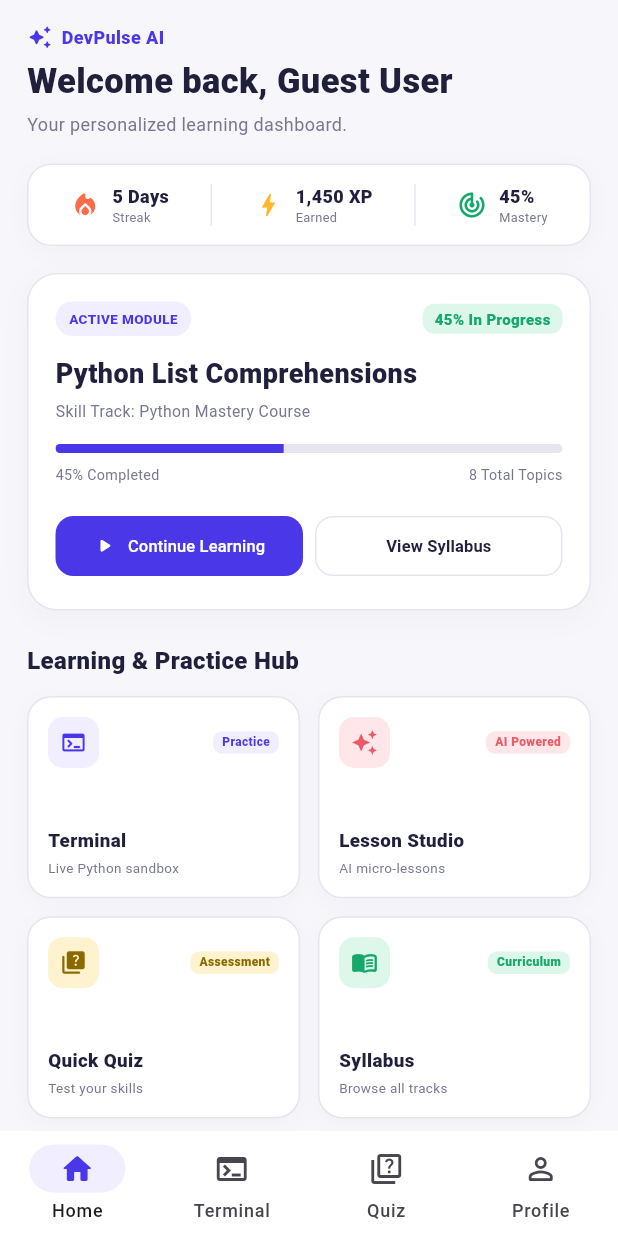
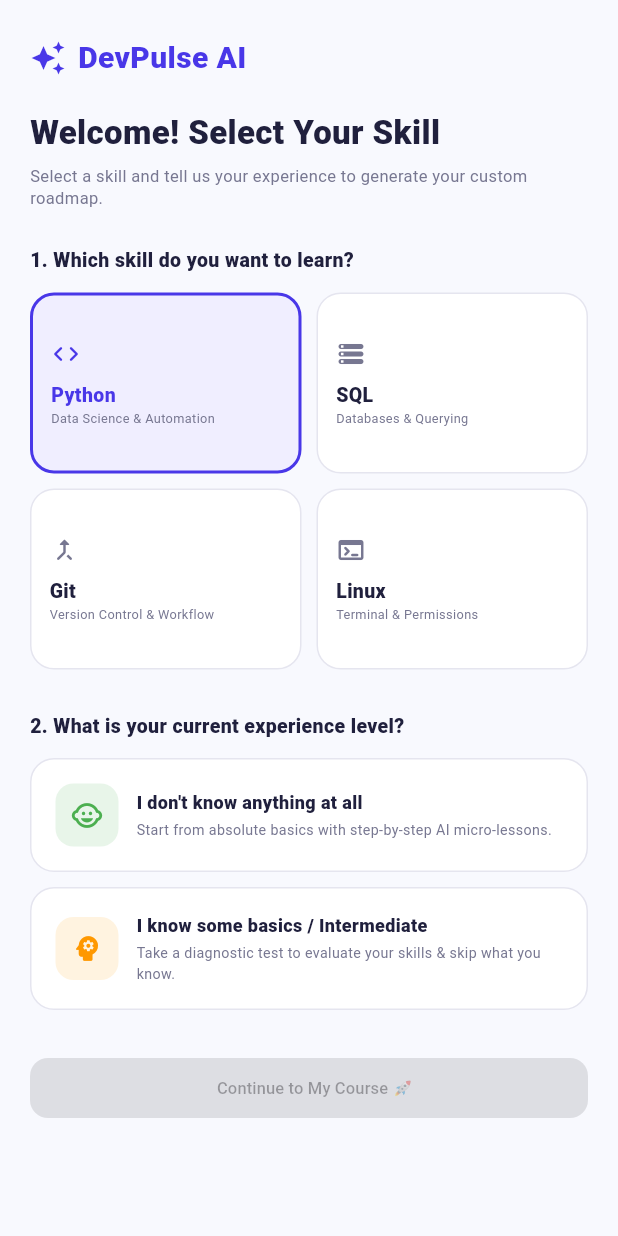
Before and after one commit to Sid-Dan06/SIH26, a Flutter app: the SignUpScreen screen opened directly, after a tap on "Create Account", after a tap on "Continue as Guest (No login required)", on a phone screen of 412 x 824 dp. Run offline on Flutter 3.47's test engine with Material 3 defaults, Android fonts, the phone set to English and light mode, and no system bars; our stand-ins replace firebase_auth, firebase_core; accounts and stored records are empty; network calls fail; Roboto replaces fonts that are missing (Arial).

Commit message:
Save onboarding screen and authentication routing

```diff
--- a/frontend/lib/main.dart
+++ b/frontend/lib/main.dart
@@ -33,7 +33,9 @@ class AdaptiveIntelligenceApp extends StatelessWidget {
       title: 'DevPulse AI',
       theme: AppTheme.lightTheme,
       scrollBehavior: const AppScrollBehavior(),
-      home: AuthService.isAuthenticated ? const AppShell() : const LoginScreen(),
+      // 🌟 Returning users go straight to AppShell (HomeScreen)! New signups get OnboardingScreen!
+      home:
+          AuthService.isAuthenticated ? const AppShell() : const LoginScreen(),
     );
   }
 }
--- /dev/null
+++ b/frontend/lib/screens/onboarding_screen.dart
@@ -0,0 +1,326 @@
+import 'package:flutter/material.dart';
+import '../theme/app_theme.dart';
+import '../widgets/primary_button.dart';
+import '../main.dart';
+import 'syllabus_screen.dart';
+import 'quiz_screen.dart';
+
+class OnboardingScreen extends StatefulWidget {
+  const OnboardingScreen({super.key});
+
+  @override
+  State<OnboardingScreen> createState() => _OnboardingScreenState();
+}
+
+class _OnboardingScreenState extends State<OnboardingScreen> {
+  String selectedSkill = 'Python';
+  int selectedOption =
+      -1; // 0 = Option A (Beginner), 1 = Option B (Know Basics)
+
+  final skills = [
+    {
+      'name': 'Python',
+      'icon': Icons.code_rounded,
+      'desc': 'Data Science & Automation'
+    },
+    {
+      'name': 'SQL',
+      'icon': Icons.storage_rounded,
+      'desc': 'Databases & Querying'
+    },
+    {
+      'name': 'Git',
+      'icon': Icons.merge_type_rounded,
+      'desc': 'Version Control & Workflow'
+    },
+    {
+      'name': 'Linux',
+      'icon': Icons.terminal_rounded,
+      'desc': 'Terminal & Permissions'
+    },
+  ];
+
+  void proceedToNextStep() {
+    if (selectedOption == 0) {
+      // 🔴 Option A: Don't know anything -> Open Syllabus at Lesson #1
+      Navigator.pushAndRemoveUntil(
+        context,
+        MaterialPageRoute(
+          builder: (_) => Scaffold(
+            body: SafeArea(
+              child: SyllabusScreen(expandedSkill: selectedSkill),
+            ),
+          ),
+        ),
+        (route) => false,
+      );
+    } else if (selectedOption == 1) {
+      // 🟡 Option B: Know some basics -> Open Diagnostic Quiz
+      Navigator.pushAndRemoveUntil(
+        context,
+        MaterialPageRoute(
+          builder: (_) => const Scaffold(
+            body: SafeArea(
+              child: QuizScreen(),
+            ),
+          ),
+        ),
+        (route) => false,
+      );
+    }
+  }
+
+  @override
+  Widget build(BuildContext context) {
+    return Scaffold(
+      backgroundColor: const Color(0xFFF8F9FE),
+      body: SafeArea(
+        child: SingleChildScrollView(
+          padding: const EdgeInsets.fromLTRB(20, 24, 20, 32),
+          child: Column(
+            crossAxisAlignment: CrossAxisAlignment.start,
+            children: [
+              // Header
+              const Row(
+                children: [
+                  Icon(Icons.auto_awesome, color: AppColors.purple, size: 24),
+                  SizedBox(width: 8),
+                  Text(
+                    'DevPulse AI',
+                    style: TextStyle(
+                      fontSize: 20,
+                      fontWeight: FontWeight.w900,
+                      color: AppColors.purple,
+                    ),
+                  ),
+                ],
+              ),
+              const SizedBox(height: 20),
+              const Text(
+                'Welcome! Select Your Skill',
+                style: TextStyle(
+                  fontSize: 22,
+                  fontWeight: FontWeight.w900,
+                  color: AppColors.text,
+                ),
+              ),
+              const SizedBox(height: 6),
+              const Text(
+                'Select a skill and tell us your experience to generate your custom roadmap.',
+                style: TextStyle(
+                    fontSize: 11, color: AppColors.muted, height: 1.4),
+              ),
+
+              const SizedBox(height: 24),
+
+              // Step 1: Select Skill
+              const Text(
+                '1. Which skill do you want to learn?',
+                style: TextStyle(
+                    fontSize: 13,
+                    fontWeight: FontWeight.w800,
+                    color: AppColors.text),
+              ),
+              const SizedBox(height: 12),
+              GridView.builder(
+                shrinkWrap: true,
+                physics: const NeverScrollableScrollPhysics(),
+                gridDelegate: const SliverGridDelegateWithFixedCrossAxisCount(
+                  crossAxisCount: 2,
+                  childAspectRatio: 1.5,
+                  crossAxisSpacing: 10,
+                  mainAxisSpacing: 10,
+                ),
+                itemCount: skills.length,
+                itemBuilder: (context, i) {
+                  final item = skills[i];
+                  final isSelected = selectedSkill == item['name'];
+                  return InkWell(
+                    onTap: () =>
+                        setState(() => selectedSkill = item['name'] as String),
+                    borderRadius: BorderRadius.circular(16),
+                    child: Container(
+                      padding: const EdgeInsets.all(12),
+                      decoration: BoxDecoration(
+                        color: isSelected ? AppColors.lavender : Colors.white,
+                        borderRadius: BorderRadius.circular(16),
+                        border: Border.all(
+                          color:
+                              isSelected ? AppColors.purple : AppColors.border,
+                          width: isSelected ? 2 : 1,
+                        ),
+                      ),
+                      child: Column(
+                        crossAxisAlignment: CrossAxisAlignment.start,
+                        mainAxisAlignment: MainAxisAlignment.center,
+                        children: [
+                          Icon(
+                            item['icon'] as IconData,
+                            color:
+                                isSelected ? AppColors.purple : AppColors.muted,
+                            size: 20,
+                          ),
+                          const SizedBox(height: 8),
+                          Text(
+                            item['name'] as String,
+                            style: TextStyle(
+                              fontSize: 13,
+                              fontWeight: FontWeight.w800,
+                              color: isSelected
+                                  ? AppColors.purple
+                                  : AppColors.text,
+                            ),
+                          ),
+                          Text(
+                            item['desc'] as String,
+                            style: const TextStyle(
+                                fontSize: 8.5, color: AppColors.muted),
+                            maxLines: 1,
+                            overflow: TextOverflow.ellipsis,
+                          ),
+                        ],
+                      ),
+                    ),
+                  );
+                },
+              ),
+
+              const SizedBox(height: 28),
+
+              // Step 2: Select Level
+              const Text(
+                '2. What is your current experience level?',
+                style: TextStyle(
+                    fontSize: 13,
+                    fontWeight: FontWeight.w800,
+                    color: AppColors.text),
+              ),
+              const SizedBox(height: 12),
+
+              // Option A Card
+              InkWell(
+                onTap: () => setState(() => selectedOption = 0),
+                borderRadius: BorderRadius.circular(16),
+                child: Container(
+                  padding: const EdgeInsets.all(16),
+                  decoration: BoxDecoration(
+                    color:
+                        selectedOption == 0 ? AppColors.lavender : Colors.white,
+                    borderRadius: BorderRadius.circular(16),
+                    border: Border.all(
+                      color: selectedOption == 0
+                          ? AppColors.purple
+                          : AppColors.border,
+                      width: selectedOption == 0 ? 2 : 1,
+                    ),
+                  ),
+                  child: Row(
+                    children: [
+                      Container(
+                        padding: const EdgeInsets.all(10),
+                        decoration: BoxDecoration(
+                          color: const Color(0xFFE8F5E9),
+                          borderRadius: BorderRadius.circular(12),
+                        ),
+                        child: const Icon(Icons.child_care_rounded,
+                            color: Colors.green, size: 22),
+                      ),
+                      const SizedBox(width: 12),
+                      const Expanded(
+                        child: Column(
+                          crossAxisAlignment: CrossAxisAlignment.start,
+                          children: [
+                            Text(
+                              "I don't know anything at all",
+                              style: TextStyle(
+                                  fontSize: 12,
+                                  fontWeight: FontWeight.w800,
+                                  color: AppColors.text),
+                            ),
+                            SizedBox(height: 3),
+                            Text(
+                              'Start from absolute basics with step-by-step AI micro-lessons.',
+                              style: TextStyle(
+                                  fontSize: 9.5, color: AppColors.muted),
+                            ),
+                          ],
+                        ),
+                      ),
+                    ],
+                  ),
+                ),
+              ),
+
+              const SizedBox(height: 10),
+
+              // Option B Card
+              InkWell(
+                onTap: () => setState(() => selectedOption = 1),
+                borderRadius: BorderRadius.circular(16),
+                child: Container(
+                  padding: const EdgeInsets.all(16),
+                  decoration: BoxDecoration(
+                    color:
+                        selectedOption == 1 ? AppColors.lavender : Colors.white,
+                    borderRadius: BorderRadius.circular(16),
+                    border: Border.all(
+                      color: selectedOption == 1
+                          ? AppColors.purple
+                          : AppColors.border,
+                      width: selectedOption == 1 ? 2 : 1,
+                    ),
+                  ),
+                  child: Row(
+                    children: [
+                      Container(
+                        padding: const EdgeInsets.all(10),
+                        decoration: BoxDecoration(
+                          color: const Color(0xFFFFF3E0),
+                          borderRadius: BorderRadius.circular(12),
+                        ),
+                        child: const Icon(Icons.psychology_rounded,
+                            color: Colors.orange, size: 22),
+                      ),
+                      const SizedBox(width: 12),
+                      const Expanded(
+                        child: Column(
+                          crossAxisAlignment: CrossAxisAlignment.start,
+                          children: [
+                            Text(
+                              "I know some basics / Intermediate",
+                              style: TextStyle(
+                                  fontSize: 12,
+                                  fontWeight: FontWeight.w800,
+                                  color: AppColors.text),
+                            ),
+                            SizedBox(height: 3),
+                            Text(
+                              'Take a diagnostic test to evaluate your skills & skip what you know.',
+                              style: TextStyle(
+                                  fontSize: 9.5, color: AppColors.muted),
+                            ),
+                          ],
+                        ),
+                      ),
+                    ],
+                  ),
+                ),
+              ),
+
+              const SizedBox(height: 32),
+
+              // Proceed Button
+              SizedBox(
+                width: double.infinity,
+                child: PrimaryButton(
+                  text: 'Continue to My Course 🚀',
+                  onPressed: selectedOption < 0 ? null : proceedToNextStep,
+                ),
+              ),
+            ],
+          ),
+        ),
+      ),
+    );
+  }
+}
--- a/frontend/lib/screens/signup_screen.dart
+++ b/frontend/lib/screens/signup_screen.dart
@@ -3,6 +3,7 @@ import '../services/auth_service.dart';
 import '../theme/app_theme.dart';
 import '../widgets/primary_button.dart';
 import '../main.dart';
+import 'onboarding_screen.dart';
 
 class SignUpScreen extends StatefulWidget {
   const SignUpScreen({super.key});
@@ -15,7 +16,8 @@ class _SignUpScreenState extends State<SignUpScreen> {
   final TextEditingController _usernameController = TextEditingController();
   final TextEditingController _emailController = TextEditingController();
   final TextEditingController _passwordController = TextEditingController();
-  final TextEditingController _confirmPasswordController = TextEditingController();
+  final TextEditingController _confirmPasswordController =
+      TextEditingController();
 
   bool _isLoading = false;
   bool _obscurePassword = true;
@@ -37,7 +39,10 @@ class _SignUpScreenState extends State<SignUpScreen> {
     final password = _passwordController.text;
     final confirmPassword = _confirmPasswordController.text;
 
-    if (username.isEmpty || email.isEmpty || password.isEmpty || confirmPassword.isEmpty) {
+    if (username.isEmpty ||
+        email.isEmpty ||
+        password.isEmpty ||
+        confirmPassword.isEmpty) {
       setState(() {
         _errorMessage = 'Please fill in all fields.';
       });
@@ -73,12 +78,13 @@ class _SignUpScreenState extends State<SignUpScreen> {
       if (result.success) {
         Navigator.pushAndRemoveUntil(
           context,
-          MaterialPageRoute(builder: (_) => const AppShell()),
+          MaterialPageRoute(builder: (_) => const OnboardingScreen()),
           (route) => false,
         );
       } else {
         setState(() {
-          _errorMessage = result.errorMessage ?? 'Registration failed. Please try again.';
+          _errorMessage =
+              result.errorMessage ?? 'Registration failed. Please try again.';
           _isLoading = false;
         });
       }
@@ -89,7 +95,7 @@ class _SignUpScreenState extends State<SignUpScreen> {
     AuthService.continueAsGuest();
     Navigator.pushAndRemoveUntil(
       context,
-      MaterialPageRoute(builder: (_) => const AppShell()),
+      MaterialPageRoute(builder: (_) => const OnboardingScreen()),
       (route) => false,
     );
   }
@@ -171,17 +177,21 @@ class _SignUpScreenState extends State<SignUpScreen> {
                       controller: _usernameController,
                       decoration: InputDecoration(
                         hintText: 'e.g. Jane Doe',
-                        hintStyle: const TextStyle(fontSize: 12, color: AppColors.muted),
-                        prefixIcon: const Icon(Icons.person_outline_rounded, size: 18, color: AppColors.muted),
+                        hintStyle: const TextStyle(
+                            fontSize: 12, color: AppColors.muted),
+                        prefixIcon: const Icon(Icons.person_outline_rounded,
+                            size: 18, color: AppColors.muted),
                         filled: true,
                         fillColor: AppColors.page,
-                        contentPadding: const EdgeInsets.symmetric(horizontal: 16, vertical: 14),
+                        contentPadding: const EdgeInsets.symmetric(
+                            horizontal: 16, vertical: 14),
                         border: OutlineInputBorder(
                           borderRadius: BorderRadius.circular(14),
                           borderSide: BorderSide.none,
                         ),
                       ),
-                      style: const TextStyle(fontSize: 12.5, color: AppColors.text),
+                      style: const TextStyle(
+                          fontSize: 12.5, color: AppColors.text),
                     ),
                     const SizedBox(height: 16),
 
@@ -201,17 +211,21 @@ class _SignUpScreenState extends State<SignUpScreen> {
                       keyboardType: TextInputType.emailAddress,
                       decoration: InputDecoration(
                         hintText: 'name@example.com',
-                        hintStyle: const TextStyle(fontSize: 12, color: AppColors.muted),
-                        prefixIcon: const Icon(Icons.email_outlined, size: 18, color: AppColors.muted),
+                        hintStyle: const TextStyle(
+                            fontSize: 12, color: AppColors.muted),
+                        prefixIcon: const Icon(Icons.email_outlined,
+                            size: 18, color: AppColors.muted),
                         filled: true,
                         fillColor: AppColors.page,
-                        contentPadding: const EdgeInsets.symmetric(horizontal: 16, vertical: 14),
+                        contentPadding: const EdgeInsets.symmetric(
+                            horizontal: 16, vertical: 14),
                         border: OutlineInputBorder(
                           borderRadius: BorderRadius.circular(14),
                           borderSide: BorderSide.none,
                         ),
                       ),
-                      style: const TextStyle(fontSize: 12.5, color: AppColors.text),
+                      style: const TextStyle(
+                          fontSize: 12.5, color: AppColors.text),
                     ),
                     const SizedBox(height: 16),
 
@@ -231,8 +245,10 @@ class _SignUpScreenState extends State<SignUpScreen> {
                       obscureText: _obscurePassword,
                       decoration: InputDecoration(
                         hintText: 'At least 6 characters',
-                        hintStyle: const TextStyle(fontSize: 12, color: AppColors.muted),
-                        prefixIcon: const Icon(Icons.lock_outline_rounded, size: 18, color: AppColors.muted),
+                        hintStyle: const TextStyle(
+                            fontSize: 12, color: AppColors.muted),
+                        prefixIcon: const Icon(Icons.lock_outline_rounded,
+                            size: 18, color: AppColors.muted),
                         suffixIcon: IconButton(
                           icon: Icon(
                             _obscurePassword
@@ -241,17 +257,20 @@ class _SignUpScreenState extends State<SignUpScreen> {
                             size: 18,
                             color: AppColors.muted,
                           ),
-                          onPressed: () => setState(() => _obscurePassword = !_obscurePassword),
+                          onPressed: () => setState(
+                              () => _obscurePassword = !_obscurePassword),
                         ),
                         filled: true,
                         fillColor: AppColors.page,
-                        contentPadding: const EdgeInsets.symmetric(horizontal: 16, vertical: 14),
+                        contentPadding: const EdgeInsets.symmetric(
+                            horizontal: 16, vertical: 14),
                         border: OutlineInputBorder(
                           borderRadius: BorderRadius.circular(14),
                           borderSide: BorderSide.none,
                         ),
                       ),
-                      style: const TextStyle(fontSize: 12.5, color: AppColors.text),
+                      style: const TextStyle(
+                          fontSize: 12.5, color: AppColors.text),
                     ),
                     const SizedBox(height: 16),
 
@@ -271,8 +290,10 @@ class _SignUpScreenState extends State<SignUpScreen> {
                       obscureText: _obscureConfirmPassword,
                       decoration: InputDecoration(
                         hintText: 'Re-enter your password',
-                        hintStyle: const TextStyle(fontSize: 12, color: AppColors.muted),
-                        prefixIcon: const Icon(Icons.lock_outline_rounded, size: 18, color: AppColors.muted),
+                        hintStyle: const TextStyle(
+                            fontSize: 12, color: AppColors.muted),
+                        prefixIcon: const Icon(Icons.lock_outline_rounded,
+                            size: 18, color: AppColors.muted),
                         suffixIcon: IconButton(
                           icon: Icon(
                             _obscureConfirmPassword
@@ -281,17 +302,21 @@ class _SignUpScreenState extends State<SignUpScreen> {
                             size: 18,
                             color: AppColors.muted,
                           ),
-                          onPressed: () => setState(() => _obscureConfirmPassword = !_obscureConfirmPassword),
+                          onPressed: () => setState(() =>
+                              _obscureConfirmPassword =
+                                  !_obscureConfirmPassword),
                         ),
                         filled: true,
                         fillColor: AppColors.page,
-                        contentPadding: const EdgeInsets.symmetric(horizontal: 16, vertical: 14),
+                        contentPadding: const EdgeInsets.symmetric(
+                            horizontal: 16, vertical: 14),
                         border: OutlineInputBorder(
                           borderRadius: BorderRadius.circular(14),
                           borderSide: BorderSide.none,
                         ),
                       ),
-                      style: const TextStyle(fontSize: 12.5, color: AppColors.text),
+                      style: const TextStyle(
+                          fontSize: 12.5, color: AppColors.text),
                     ),
                     const SizedBox(height: 18),
 
@@ -305,7 +330,8 @@ class _SignUpScreenState extends State<SignUpScreen> {
                         ),
                         child: Row(
                           children: [
-                            const Icon(Icons.error_outline_rounded, size: 16, color: AppColors.red),
+                            const Icon(Icons.error_outline_rounded,
+                                size: 16, color: AppColors.red),
                             const SizedBox(width: 8),
                             Expanded(
                               child: Text(
@@ -327,7 +353,9 @@ class _SignUpScreenState extends State<SignUpScreen> {
                     SizedBox(
                       height: 46,
                       child: PrimaryButton(
-                        text: _isLoading ? 'Creating Account...' : 'Create Account',
+                        text: _isLoading
+                            ? 'Creating Account...'
+                            : 'Create Account',
                         icon: _isLoading ? null : Icons.arrow_forward_rounded,
                         onPressed: _isLoading ? null : _handleSignUp,
                       ),
@@ -340,7 +368,8 @@ class _SignUpScreenState extends State<SignUpScreen> {
                       children: [
                         const Text(
                           'Already have an account? ',
-                          style: TextStyle(fontSize: 11.5, color: AppColors.muted),
+                          style:
+                              TextStyle(fontSize: 11.5, color: AppColors.muted),
                         ),
                         GestureDetector(
                           onTap: () => Navigator.pop(context),
@@ -363,7 +392,8 @@ class _SignUpScreenState extends State<SignUpScreen> {
               // Guest Login Bypass
               TextButton.icon(
                 onPressed: _handleGuestBypass,
-                icon: const Icon(Icons.person_outline_rounded, size: 16, color: AppColors.purple),
+                icon: const Icon(Icons.person_outline_rounded,
+                    size: 16, color: AppColors.purple),
                 label: const Text(
                   'Continue as Guest (No login required)',
                   style: TextStyle(
```
Also changed, not shown: frontend/pubspec.lock, 1 other file.
